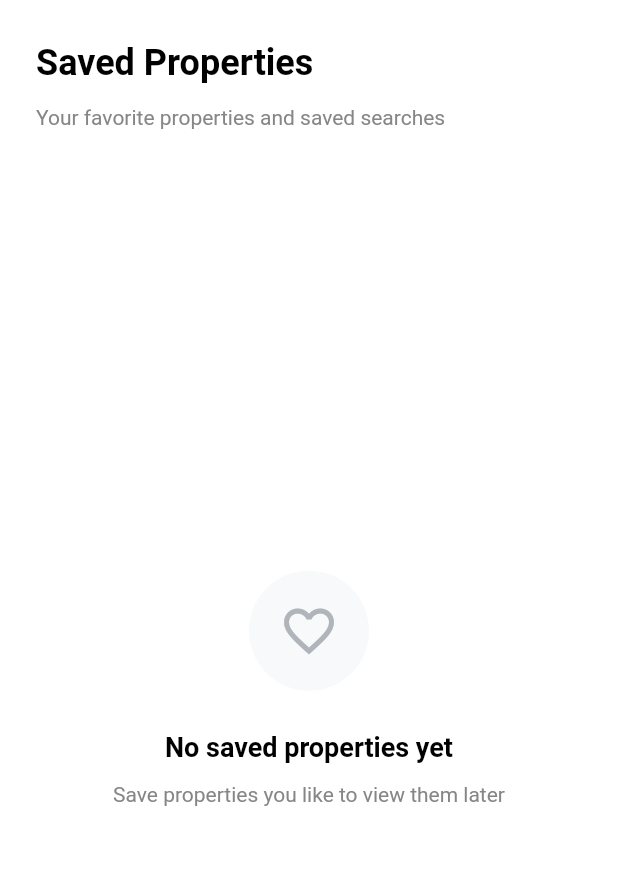
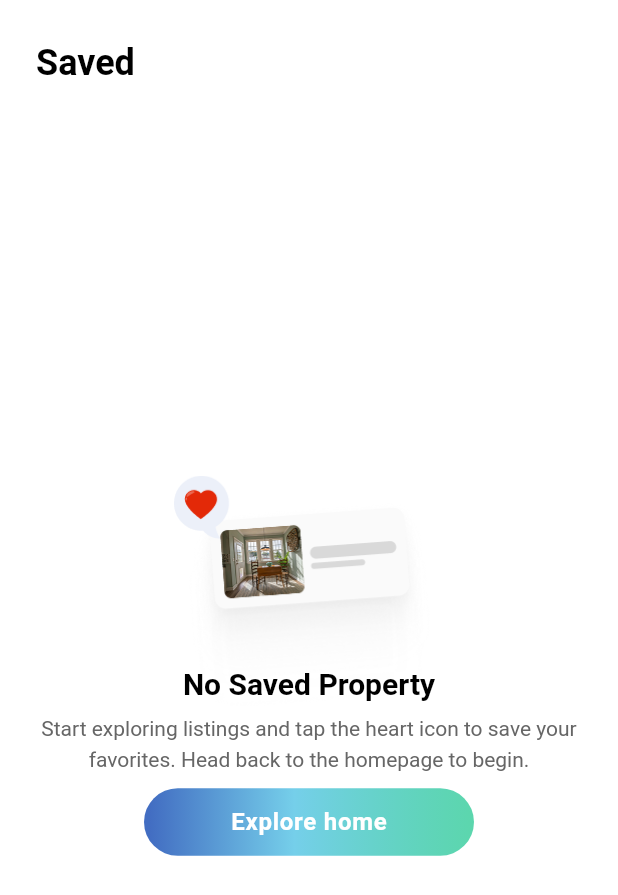
Before and after one commit to akintewe/PROPLinq, a Flutter app: the SavedView screen opened directly, on a phone screen of 412 x 824 dp. Shown: the top 895 px of the screen. Run offline on Flutter 3.47's test engine with Material 3 defaults, Android fonts, the phone set to English and light mode, and no system bars; our stand-ins replace dotted_border, file_picker, flutter_svg, google_fonts; Roboto replaces fonts that are missing (Gabarito); project files that could hold a hidden picture were left out.

Commit message:
ui changes

```diff
--- a/lib/features/home/views/saved_view.dart
+++ b/lib/features/home/views/saved_view.dart
@@ -1,4 +1,6 @@
 import 'package:flutter/material.dart';
+import 'package:flutter_svg/flutter_svg.dart';
+import '../../../core/widgets/gradient_button.dart';
 
 class SavedView extends StatelessWidget {
   final bool isAgent;
@@ -16,67 +18,138 @@ class SavedView extends StatelessWidget {
             crossAxisAlignment: CrossAxisAlignment.start,
             children: [
               // Header
-              Text(
-                'Saved Properties',
-                style: const TextStyle(
+              const Text(
+                'Saved',
+                style: TextStyle(
                   fontSize: 24,
                   fontWeight: FontWeight.w600,
                   color: Colors.black,
                 ),
               ),
-              const SizedBox(height: 8),
-              Text(
-                isAgent
-                    ? 'Properties you\'ve bookmarked for clients'
-                    : 'Your favorite properties and saved searches',
-                style: const TextStyle(
-                  fontSize: 14,
-                  fontWeight: FontWeight.w400,
-                  color: Color(0xFF868686),
-                ),
-              ),
 
               const SizedBox(height: 32),
 
-              // Empty state for now
+              // Empty state
               Expanded(
                 child: Center(
                   child: Column(
                     mainAxisAlignment: MainAxisAlignment.center,
                     children: [
-                      Container(
-                        width: 80,
+                      // Illustration
+                      Transform.translate(
+                        offset: const Offset(0, 20),
+                        child: SizedBox(
+                          width: 180,
+                          height: 180,
+                          child: Image.asset(
+                            'assets/icons/Frame 171.png',
+                            fit: BoxFit.contain,
+                            errorBuilder: (context, error, stackTrace) {
+                              return Container(
+                                width: 180,
+                                height: 180,
+                                decoration: BoxDecoration(
+                                  color: const Color(0xFFF8F9FA),
+                                  borderRadius: BorderRadius.circular(20),
+                                ),
+                                child: Stack(
+                                  alignment: Alignment.center,
+                                  children: [
+                                    // Heart icon with house illustration
+                                    Positioned(
+                                      top: 40,
+                                      left: 60,
+                                      child: Container(
+                                        width: 40,
+                                        height: 40,
+                                        decoration: const BoxDecoration(
+                                          color: Colors.red,
+                                          shape: BoxShape.circle,
+                                        ),
+                                        child: const Icon(
+                                          Icons.favorite,
+                                          color: Colors.white,
+                                          size: 24,
+                                        ),
+                                      ),
+                                    ),
+                                    // House illustration placeholder
+                                    Positioned(
+                                      bottom: 60,
+                                      child: Container(
+                                        width: 120,
                                         height: 80,
                                         decoration: BoxDecoration(
-                          color: const Color(0xFFF8F9FA),
-                          borderRadius: BorderRadius.circular(40),
+                                          color: const Color(0xFF8B4513),
+                                          borderRadius: BorderRadius.circular(8),
                                         ),
                                         child: const Icon(
-                          Icons.favorite_border,
+                                          Icons.home,
+                                          color: Colors.white,
                                           size: 40,
-                          color: Color(0xFFB0B5BB),
                                         ),
                                       ),
-                      const SizedBox(height: 24),
-                      const Text(
-                        'No saved properties yet',
+                                    ),
+                                  ],
+                                ),
+                              );
+                            },
+                          ),
+                        ),
+                      ),
+
+                      // Title
+                      Transform.translate(
+                        offset: const Offset(0, -30),
+                        child: const Text(
+                          'No Saved Property',
                           style: TextStyle(
-                          fontSize: 18,
-                          fontWeight: FontWeight.w600,
+                            fontSize: 20,
+                            fontWeight: FontWeight.w700,
                             color: Colors.black,
                           ),
                         ),
-                      const SizedBox(height: 8),
-                      Text(
-                        isAgent
-                            ? 'Start saving properties for your clients'
-                            : 'Save properties you like to view them later',
-                        style: const TextStyle(
+                      ),
+
+                      Transform.translate(
+                        offset: const Offset(0, -30),
+                        child: const SizedBox(height: 4),
+                      ),
+
+                      // Description
+                      Transform.translate(
+                        offset: const Offset(0, -30),
+                        child: const Text(
+                          'Start exploring listings and tap the heart icon to save your favorites. Head back to the homepage to begin.',
+                          style: TextStyle(
                             fontSize: 14,
                             fontWeight: FontWeight.w400,
-                          color: Color(0xFF868686),
+                            color: Color(0xFF666666),
+                            height: 1.5,
                           ),
                           textAlign: TextAlign.center,
+                        ),
+                      ),
+
+                      Transform.translate(
+                        offset: const Offset(0, -30),
+                        child: const SizedBox(height: 8),
+                      ),
+
+                      // Explore home button
+                      Transform.translate(
+                        offset: const Offset(0, -30),
+                        child: SizedBox(
+                          width: 220,
+                          child: GradientButton(
+                            text: 'Explore home',
+                            onPressed: () {
+                              // Navigate back to home tab
+                              // This assumes the parent widget handles tab switching
+                              Navigator.of(context).popUntil((route) => route.isFirst);
+                            },
+                          ),
+                        ),
                       ),
                     ],
                   ),
```
Also changed, not shown: assets/icons/Frame 171.png (added), assets/icons/Frame 171.svg (added). Lines whose indentation alone changed are shown as unchanged.
